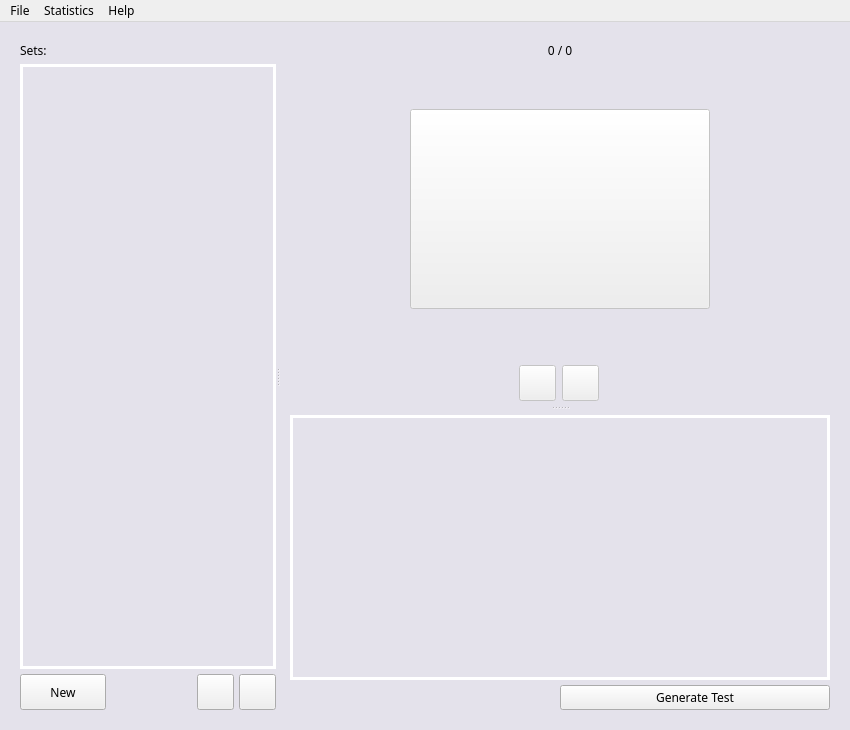
Before: the Qt Designer form lib/ui/flashcards.ui in gryglik/pipr-project-flashcards, drawn with Qt 5.
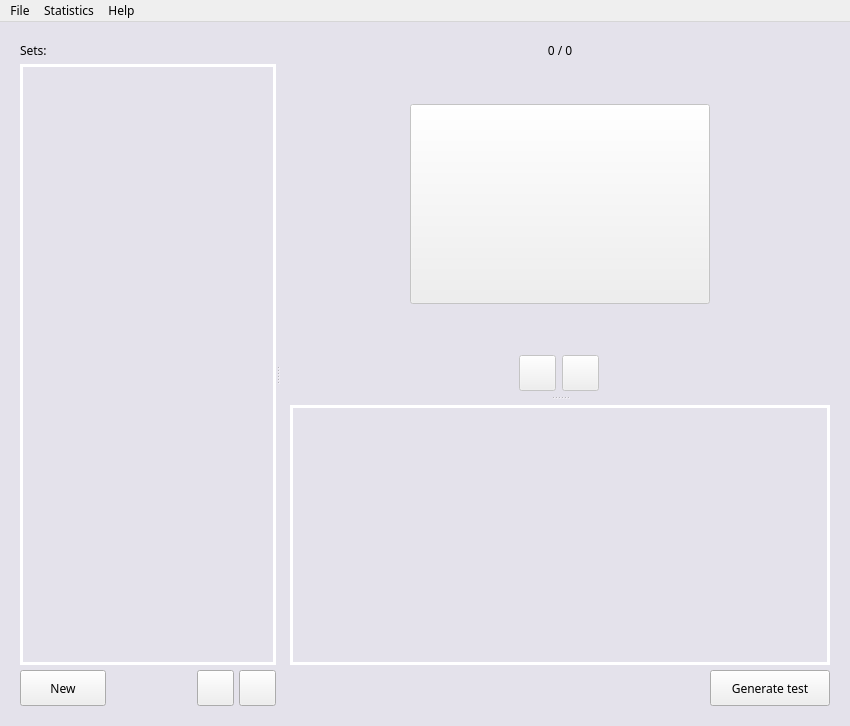
After: the same form once the commit is applied. The open tabs and pages were chosen to show the change. Icons and pictures are not drawn. Custom widgets are drawn as their Qt base class.

Commit message: Implemented option to generate a test

The edit to the form file:
```diff
--- a/lib/ui/flashcards.ui
+++ b/lib/ui/flashcards.ui
@@ -10,7 +10,7 @@
     <x>0</x>
     <y>0</y>
     <width>850</width>
-    <height>730</height>
+    <height>726</height>
    </rect>
   </property>
   <property name="minimumSize">
@@ -55,7 +55,7 @@
 }
 
 PushButton {
-	font-size: 20px;
+	font-size: 15px;
 	background-color: transparent;
 	border-width: 2px;
 	border-style: solid;
@@ -156,7 +156,7 @@
           </property>
           <property name="minimumSize">
            <size>
-            <width>150</width>
+            <width>250</width>
             <height>0</height>
            </size>
           </property>
@@ -556,7 +556,7 @@
              </item>
             </layout>
            </widget>
-           <widget class="QWidget" name="">
+           <widget class="QWidget" name="layoutWidget">
             <layout class="QVBoxLayout" name="list_flashcards_options">
              <property name="spacing">
               <number>5</number>
@@ -594,6 +594,9 @@
                  <property name="orientation">
                   <enum>Qt::Horizontal</enum>
                  </property>
+                 <property name="sizeType">
+                  <enum>QSizePolicy::Expanding</enum>
+                 </property>
                  <property name="sizeHint" stdset="0">
                   <size>
                    <width>40</width>
@@ -605,13 +608,19 @@
                <item>
                 <widget class="PushButton" name="pushButton">
                  <property name="sizePolicy">
-                  <sizepolicy hsizetype="Expanding" vsizetype="Fixed">
+                  <sizepolicy hsizetype="Preferred" vsizetype="Preferred">
                    <horstretch>0</horstretch>
                    <verstretch>0</verstretch>
                   </sizepolicy>
                  </property>
+                 <property name="minimumSize">
+                  <size>
+                   <width>120</width>
+                   <height>36</height>
+                  </size>
+                 </property>
                  <property name="text">
-                  <string>Generate Test</string>
+                  <string>Generate test</string>
                  </property>
                 </widget>
                </item>
```
Left out of the diff: 4 changed lines with no effect on the pictures. The commit also changes 16 other files.
